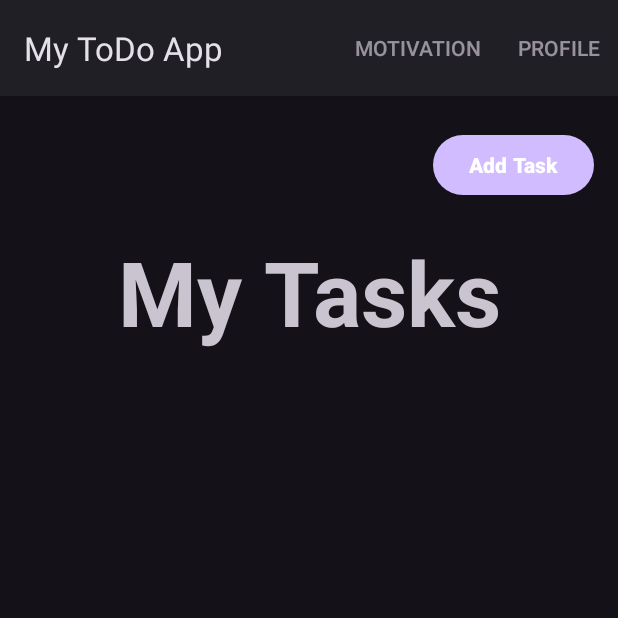
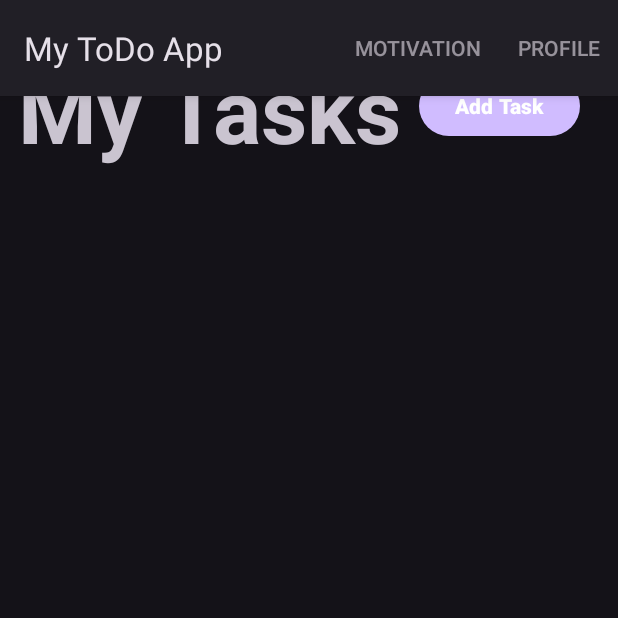
Before and after one commit to CarlesHernandez7/MyToDoApp, an Android app: the screen it shows after launch once a user with an empty profile is signed in (MainActivity), on a phone screen of 412 x 824 dp, the top half of it. Run offline under Robolectric (Android 15) with nearby library versions, the phone set to English and light mode, and no system bars; our stand-ins replace Firebase (no records; nobody signed in at launch, a user with empty details on screens opened directly), Room's generated code.

Commit message:
landscape format on Main + clean up code

```diff
--- a/app/src/main/java/com/tecnocampus/apps2324p4carleshernandez/DetailActivity.java
+++ b/app/src/main/java/com/tecnocampus/apps2324p4carleshernandez/DetailActivity.java
@@ -2,7 +2,6 @@ package com.tecnocampus.apps2324p4carleshernandez;
 
 import android.content.Intent;
 import android.os.Bundle;
-import android.util.Log;
 import android.view.Menu;
 import android.view.MenuInflater;
 import android.view.MenuItem;
@@ -19,7 +18,6 @@ import com.google.firebase.auth.FirebaseAuth;
 import com.google.firebase.auth.FirebaseUser;
 import com.tecnocampus.apps2324p4carleshernandez.auth.Login;
 import com.tecnocampus.apps2324p4carleshernandez.database.TaskViewModel;
-import com.tecnocampus.apps2324p4carleshernandez.domain.Task;
 
 public class DetailActivity extends AppCompatActivity {
 
--- a/app/src/main/java/com/tecnocampus/apps2324p4carleshernandez/MainActivity.java
+++ b/app/src/main/java/com/tecnocampus/apps2324p4carleshernandez/MainActivity.java
@@ -1,6 +1,7 @@
 package com.tecnocampus.apps2324p4carleshernandez;
 
 import android.content.Intent;
+import android.content.res.Configuration;
 import android.os.Bundle;
 import android.view.Menu;
 import android.view.MenuInflater;
@@ -30,7 +31,6 @@ public class MainActivity extends AppCompatActivity implements TaskAdapter.OnIte
     private TaskAdapter adapter;
     private RecyclerView recyclerView;
     private List<Task> taskList;
-    private RecyclerView.LayoutManager layoutManager;
     private Button buttonCreateTask;
     TaskViewModel taskViewModel;
     FirebaseUser user = FirebaseAuth.getInstance().getCurrentUser();
@@ -54,8 +54,8 @@ public class MainActivity extends AppCompatActivity implements TaskAdapter.OnIte
 
         this.taskList = new ArrayList<>();
         this.recyclerView = findViewById(R.id.rv_tasks);
-        this.layoutManager = new GridLayoutManager(this, 2);
-        this.recyclerView.setLayoutManager(layoutManager);
+
+        setLayoutManager(getResources().getConfiguration().orientation);
 
         this.adapter = new TaskAdapter(this);
         this.adapter.setClickListener(this);
@@ -65,6 +65,18 @@ public class MainActivity extends AppCompatActivity implements TaskAdapter.OnIte
             adapter.setTasks(taskList);
             recyclerView.setAdapter(adapter);
         });
+    }
+
+    private void setLayoutManager(int orientation) {
+        int spanCount = (orientation == Configuration.ORIENTATION_LANDSCAPE) ? 4 : 2;
+        GridLayoutManager layoutManager = new GridLayoutManager(this, spanCount);
+        recyclerView.setLayoutManager(layoutManager);
+    }
+
+    @Override
+    public void onConfigurationChanged(Configuration newConfig) {
+        super.onConfigurationChanged(newConfig);
+        setLayoutManager(newConfig.orientation);
     }
 
     @Override
--- a/app/src/main/java/com/tecnocampus/apps2324p4carleshernandez/ProfileActivity.java
+++ b/app/src/main/java/com/tecnocampus/apps2324p4carleshernandez/ProfileActivity.java
@@ -2,7 +2,6 @@ package com.tecnocampus.apps2324p4carleshernandez;
 
 import android.app.AlertDialog;
 import android.content.Intent;
-import android.content.SharedPreferences;
 import android.os.Bundle;
 import android.widget.Button;
 import android.widget.ImageView;
--- a/app/src/main/java/com/tecnocampus/apps2324p4carleshernandez/adapters/QuoteAdapter.java
+++ b/app/src/main/java/com/tecnocampus/apps2324p4carleshernandez/adapters/QuoteAdapter.java
@@ -4,6 +4,7 @@ import android.view.LayoutInflater;
 import android.view.View;
 import android.view.ViewGroup;
 import android.widget.TextView;
+
 import androidx.annotation.NonNull;
 import androidx.recyclerview.widget.RecyclerView;
 
@@ -14,7 +15,7 @@ import java.util.List;
 
 public class QuoteAdapter extends RecyclerView.Adapter<QuoteAdapter.ViewHolder> {
 
-    private List<Quote> quotes;
+    private final List<Quote> quotes;
 
     public QuoteAdapter(List<Quote> quotes) {
         this.quotes = quotes;
--- a/app/src/main/java/com/tecnocampus/apps2324p4carleshernandez/apiRest/RequestQueueSingleton.java
+++ b/app/src/main/java/com/tecnocampus/apps2324p4carleshernandez/apiRest/RequestQueueSingleton.java
@@ -1,6 +1,7 @@
 package com.tecnocampus.apps2324p4carleshernandez.apiRest;
 
 import android.content.Context;
+
 import com.android.volley.Request;
 import com.android.volley.RequestQueue;
 import com.android.volley.toolbox.Volley;
--- a/app/src/main/java/com/tecnocampus/apps2324p4carleshernandez/database/RoomDatabase.java
+++ b/app/src/main/java/com/tecnocampus/apps2324p4carleshernandez/database/RoomDatabase.java
@@ -13,6 +13,7 @@ import java.util.concurrent.Executors;
 @Database(entities = {Task.class}, version = 1)
 public abstract class RoomDatabase extends androidx.room.RoomDatabase {
     public abstract TaskDao taskDao();
+
     private static final int NUMBER_OF_THREADS = 4;
     static final ExecutorService databaseWriteExecutor =
             Executors.newFixedThreadPool(NUMBER_OF_THREADS);
--- a/app/src/main/java/com/tecnocampus/apps2324p4carleshernandez/database/TaskDao.java
+++ b/app/src/main/java/com/tecnocampus/apps2324p4carleshernandez/database/TaskDao.java
@@ -2,7 +2,6 @@ package com.tecnocampus.apps2324p4carleshernandez.database;
 
 import androidx.lifecycle.LiveData;
 import androidx.room.Dao;
-import androidx.room.Delete;
 import androidx.room.Insert;
 import androidx.room.Query;
 
--- a/app/src/main/java/com/tecnocampus/apps2324p4carleshernandez/database/TaskRepository.java
+++ b/app/src/main/java/com/tecnocampus/apps2324p4carleshernandez/database/TaskRepository.java
@@ -11,11 +11,11 @@ import java.util.List;
 
 public class TaskRepository {
 
-    private TaskDao taskDao;
-    private RoomDatabase db;
-    private LiveData<List<Task>> taskList;
+    private final TaskDao taskDao;
+    private final RoomDatabase db;
+    private final LiveData<List<Task>> taskList;
 
-    TaskRepository(Application application, String mail){
+    TaskRepository(Application application, String mail) {
         this.db = RoomDatabase.getDatabase(application);
         this.taskDao = db.taskDao();
         this.taskList = this.taskDao.getAllTasksByGmail(mail);
@@ -25,7 +25,7 @@ public class TaskRepository {
         return this.taskList;
     }
 
-    public void insert(Task task){
+    public void insert(Task task) {
         RoomDatabase.databaseWriteExecutor.execute(() -> taskDao.insert(task));
     }
 
@@ -33,7 +33,7 @@ public class TaskRepository {
         return taskDao.getTaskById(id);
     }
 
-    public void delete(long id){
+    public void delete(long id) {
         RoomDatabase.databaseWriteExecutor.execute(() -> taskDao.delete(id));
     }
 }
--- a/app/src/main/java/com/tecnocampus/apps2324p4carleshernandez/database/TaskViewModel.java
+++ b/app/src/main/java/com/tecnocampus/apps2324p4carleshernandez/database/TaskViewModel.java
@@ -14,8 +14,8 @@ public class TaskViewModel extends AndroidViewModel {
     private TaskRepository taskRepository;
     private LiveData<List<Task>> taskList;
 
-    public TaskViewModel(Application application){
-            super(application);
+    public TaskViewModel(Application application) {
+        super(application);
     }
 
     public void init(String mail) {
@@ -38,7 +38,7 @@ public class TaskViewModel extends AndroidViewModel {
         return taskRepository.getTaskById(id);
     }
 
-    public void delete(long id){
+    public void delete(long id) {
         taskRepository.delete(id);
     }
 }
--- a/app/src/main/java/com/tecnocampus/apps2324p4carleshernandez/domain/Quote.java
+++ b/app/src/main/java/com/tecnocampus/apps2324p4carleshernandez/domain/Quote.java
@@ -1,8 +1,8 @@
 package com.tecnocampus.apps2324p4carleshernandez.domain;
 
 public class Quote {
-    private String text;
-    private String author;
+    private final String text;
+    private final String author;
 
     public Quote(String text, String author) {
         this.text = text;
--- a/app/src/main/java/com/tecnocampus/apps2324p4carleshernandez/domain/Task.java
+++ b/app/src/main/java/com/tecnocampus/apps2324p4carleshernandez/domain/Task.java
@@ -1,7 +1,6 @@
 package com.tecnocampus.apps2324p4carleshernandez.domain;
 
 import androidx.room.ColumnInfo;
-import androidx.room.Embedded;
 import androidx.room.Entity;
 import androidx.room.PrimaryKey;
 
--- a/app/src/main/res/layout/activity_main.xml
+++ b/app/src/main/res/layout/activity_main.xml
@@ -4,31 +4,40 @@
     xmlns:tools="http://schemas.android.com/tools"
     android:layout_width="match_parent"
     android:layout_height="match_parent"
-    android:layout_marginTop="70dp"
     tools:context=".MainActivity">
+
+    <LinearLayout
+        android:id="@+id/main"
+        android:layout_width="match_parent"
+        android:layout_height="wrap_content"
+        android:orientation="horizontal"
+        app:layout_constraintStart_toStartOf="parent"
+        app:layout_constraintTop_toTopOf="parent">
 
         <TextView
             android:id="@+id/tv_title"
-        android:layout_width="match_parent"
+            android:layout_width="wrap_content"
             android:layout_height="wrap_content"
+            android:layout_gravity="top"
             android:layout_marginTop="20dp"
-        android:gravity="center_horizontal"
+            android:padding="12dp"
             android:text="@string/my_tasks"
             android:textSize="60sp"
             android:textStyle="bold"
-        app:layout_constraintTop_toBottomOf="@id/btn_add_task"/>
+            app:layout_constraintTop_toBottomOf="@id/btn_add_task" />
 
         <Button
             android:id="@+id/btn_add_task"
             android:layout_width="wrap_content"
             android:layout_height="wrap_content"
+            android:layout_marginBottom="20dp"
             android:text="@string/add_task"
             android:textColor="@android:color/white"
             android:textStyle="bold"
-        app:layout_constraintTop_toTopOf="parent"
             app:layout_constraintEnd_toEndOf="parent"
-        android:layout_marginTop="16dp"
-        android:layout_marginEnd="16dp"/>
+            app:layout_constraintTop_toTopOf="parent" />
+
+    </LinearLayout>
 
     <androidx.recyclerview.widget.RecyclerView
         android:id="@+id/rv_tasks"
@@ -39,7 +48,7 @@
         app:layout_constraintEnd_toEndOf="parent"
         app:layout_constraintHorizontal_bias="0.0"
         app:layout_constraintStart_toStartOf="parent"
-        app:layout_constraintTop_toBottomOf="@id/tv_title"
+        app:layout_constraintTop_toBottomOf="@id/main"
         app:layout_constraintVertical_bias="0.0"/>
 
 </androidx.constraintlayout.widget.ConstraintLayout>
--- a/app/src/main/res/layout/activity_motivation.xml
+++ b/app/src/main/res/layout/activity_motivation.xml
@@ -4,7 +4,7 @@
     xmlns:tools="http://schemas.android.com/tools"
     android:layout_width="match_parent"
     android:layout_height="match_parent"
-    android:layout_marginTop="70dp"
+    android:layout_marginTop="40dp"
     tools:context=".MotivationActivity">
 
     <LinearLayout
```
Also changed, not shown: app/src/main/java/com/tecnocampus/apps2324p4carleshernandez/CreateTaskActivity.java (+3 -5 lines), app/src/main/java/com/tecnocampus/apps2324p4carleshernandez/adapters/TaskAdapter.java (+3 -5 lines). Lines whose indentation alone changed are shown as unchanged.
